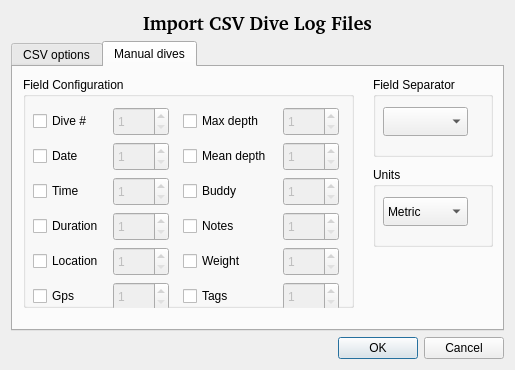
Before: the Qt Designer form qt-ui/divelogimportdialog.ui in subsurface/subsurface, drawn with Qt 5.
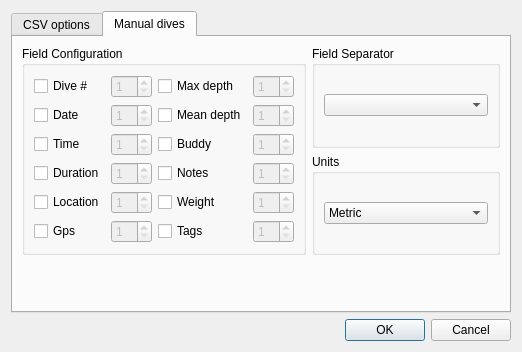
After: the same form once the commit is applied. The open tabs and pages were chosen to show the change. Icons and pictures are not drawn.

Commit message: Fix layout of import CVS

What changed in the file:
```diff
--- a/qt-ui/divelogimportdialog.ui
+++ b/qt-ui/divelogimportdialog.ui
@@ -6,8 +6,8 @@
    <rect>
     <x>0</x>
     <y>0</y>
-    <width>515</width>
-    <height>370</height>
+    <width>522</width>
+    <height>352</height>
    </rect>
   </property>
   <property name="windowTitle">
@@ -19,27 +19,6 @@
    </iconset>
   </property>
   <layout class="QVBoxLayout" name="verticalLayout">
-   <item>
-    <widget class="QLabel" name="label_3">
-     <property name="font">
-      <font>
-       <family>Droid Sans [unknown]</family>
-       <pointsize>14</pointsize>
-       <weight>75</weight>
-       <bold>true</bold>
-      </font>
-     </property>
-     <property name="frameShape">
-      <enum>QFrame::NoFrame</enum>
-     </property>
-     <property name="text">
-      <string>Import CSV Dive Log Files</string>
-     </property>
-     <property name="alignment">
-      <set>Qt::AlignCenter</set>
-     </property>
-    </widget>
-   </item>
    <item>
     <widget class="QTabWidget" name="tabWidget">
      <property name="currentIndex">
@@ -277,423 +256,269 @@
       <attribute name="title">
        <string>Manual dives</string>
       </attribute>
+      <layout class="QGridLayout" name="gridLayout_4">
+       <item row="1" column="1">
+        <widget class="QGroupBox" name="groupBox_6">
+         <property name="title">
+          <string>Units</string>
+         </property>
+         <layout class="QHBoxLayout" name="horizontalLayout_5">
+          <item>
+           <widget class="QComboBox" name="Units">
+            <item>
+             <property name="text">
+              <string>Metric</string>
+             </property>
+            </item>
+            <item>
+             <property name="text">
+              <string>Imperial</string>
+             </property>
+            </item>
+           </widget>
+          </item>
+         </layout>
+        </widget>
+       </item>
+       <item row="0" column="0" rowspan="2">
       <widget class="QGroupBox" name="groupBox">
-       <property name="geometry">
-        <rect>
-         <x>10</x>
-         <y>10</y>
-         <width>331</width>
-         <height>231</height>
-        </rect>
-       </property>
        <property name="title">
         <string>Field Configuration</string>
        </property>
+         <layout class="QGridLayout" name="gridLayout_3">
+          <item row="0" column="0">
        <widget class="QCheckBox" name="DiveNumberCheck">
-        <property name="geometry">
-         <rect>
-          <x>10</x>
-          <y>32</y>
-          <width>81</width>
-          <height>24</height>
-         </rect>
-        </property>
         <property name="text">
          <string>Dive #</string>
         </property>
        </widget>
-       <widget class="QCheckBox" name="DateCheck">
-        <property name="geometry">
-         <rect>
-          <x>10</x>
-          <y>67</y>
-          <width>71</width>
-          <height>24</height>
-         </rect>
-        </property>
-        <property name="text">
-         <string>Date</string>
-        </property>
-       </widget>
-       <widget class="QCheckBox" name="TimeCheck">
-        <property name="geometry">
-         <rect>
-          <x>10</x>
-          <y>102</y>
-          <width>94</width>
-          <height>24</height>
-         </rect>
-        </property>
-        <property name="text">
-         <string>Time</string>
-        </property>
-       </widget>
-       <widget class="QCheckBox" name="DurationCheck">
-        <property name="geometry">
-         <rect>
-          <x>10</x>
-          <y>137</y>
-          <width>94</width>
-          <height>24</height>
-         </rect>
-        </property>
-        <property name="text">
-         <string>Duration</string>
-        </property>
-       </widget>
-       <widget class="QCheckBox" name="TagsCheck">
-        <property name="geometry">
-         <rect>
-          <x>160</x>
-          <y>207</y>
-          <width>94</width>
-          <height>24</height>
-         </rect>
-        </property>
-        <property name="text">
-         <string>Tags</string>
-        </property>
-       </widget>
-       <widget class="QCheckBox" name="LocationCheck">
-        <property name="geometry">
-         <rect>
-          <x>10</x>
-          <y>172</y>
-          <width>94</width>
-          <height>24</height>
-         </rect>
-        </property>
-        <property name="text">
-         <string>Location</string>
-        </property>
-       </widget>
-       <widget class="QCheckBox" name="GpsCheck">
-        <property name="geometry">
-         <rect>
-          <x>10</x>
-          <y>207</y>
-          <width>94</width>
-          <height>24</height>
-         </rect>
-        </property>
-        <property name="text">
-         <string>Gps</string>
-        </property>
-       </widget>
+          </item>
+          <item row="0" column="1">
+           <widget class="QSpinBox" name="DiveNumber">
+            <property name="enabled">
+             <bool>false</bool>
+            </property>
+            <property name="minimum">
+             <number>1</number>
+            </property>
+           </widget>
+          </item>
+          <item row="0" column="2">
        <widget class="QCheckBox" name="MaxDepthCheck">
-        <property name="geometry">
-         <rect>
-          <x>160</x>
-          <y>32</y>
-          <width>94</width>
-          <height>24</height>
-         </rect>
-        </property>
         <property name="text">
          <string>Max depth</string>
         </property>
        </widget>
+          </item>
+          <item row="0" column="3">
+           <widget class="QSpinBox" name="MaxDepth">
+            <property name="enabled">
+             <bool>false</bool>
+            </property>
+            <property name="minimum">
+             <number>1</number>
+            </property>
+           </widget>
+          </item>
+          <item row="1" column="0">
+           <widget class="QCheckBox" name="DateCheck">
+            <property name="text">
+             <string>Date</string>
+            </property>
+           </widget>
+          </item>
+          <item row="1" column="1">
+           <widget class="QSpinBox" name="Date">
+            <property name="enabled">
+             <bool>false</bool>
+            </property>
+            <property name="minimum">
+             <number>1</number>
+            </property>
+           </widget>
+          </item>
+          <item row="1" column="2">
        <widget class="QCheckBox" name="MeanDepthCheck">
-        <property name="geometry">
-         <rect>
-          <x>160</x>
-          <y>67</y>
-          <width>94</width>
-          <height>24</height>
-         </rect>
-        </property>
         <property name="text">
          <string>Mean depth</string>
         </property>
        </widget>
+          </item>
+          <item row="1" column="3">
+           <widget class="QSpinBox" name="MeanDepth">
+            <property name="enabled">
+             <bool>false</bool>
+            </property>
+            <property name="minimum">
+             <number>1</number>
+            </property>
+           </widget>
+          </item>
+          <item row="2" column="0">
+           <widget class="QCheckBox" name="TimeCheck">
+            <property name="text">
+             <string>Time</string>
+            </property>
+           </widget>
+          </item>
+          <item row="2" column="1">
+           <widget class="QSpinBox" name="Time">
+            <property name="enabled">
+             <bool>false</bool>
+            </property>
+            <property name="minimum">
+             <number>1</number>
+            </property>
+           </widget>
+          </item>
+          <item row="2" column="2">
        <widget class="QCheckBox" name="BuddyCheck">
-        <property name="geometry">
-         <rect>
-          <x>160</x>
-          <y>102</y>
-          <width>94</width>
-          <height>24</height>
-         </rect>
-        </property>
         <property name="text">
          <string>Buddy</string>
         </property>
        </widget>
+          </item>
+          <item row="2" column="3">
+           <widget class="QSpinBox" name="Buddy">
+            <property name="enabled">
+             <bool>false</bool>
+            </property>
+            <property name="minimum">
+             <number>1</number>
+            </property>
+           </widget>
+          </item>
+          <item row="3" column="0">
+           <widget class="QCheckBox" name="DurationCheck">
+            <property name="text">
+             <string>Duration</string>
+            </property>
+           </widget>
+          </item>
+          <item row="3" column="1">
+           <widget class="QSpinBox" name="Duration">
+            <property name="enabled">
+             <bool>false</bool>
+            </property>
+            <property name="minimum">
+             <number>1</number>
+            </property>
+           </widget>
+          </item>
+          <item row="3" column="2">
        <widget class="QCheckBox" name="NotesCheck">
-        <property name="geometry">
-         <rect>
-          <x>160</x>
-          <y>137</y>
-          <width>94</width>
-          <height>24</height>
-         </rect>
-        </property>
         <property name="text">
          <string>Notes</string>
         </property>
        </widget>
+          </item>
+          <item row="3" column="3">
+           <widget class="QSpinBox" name="Notes">
+            <property name="enabled">
+             <bool>false</bool>
+            </property>
+            <property name="minimum">
+             <number>1</number>
+            </property>
+           </widget>
+          </item>
+          <item row="4" column="0">
+           <widget class="QCheckBox" name="LocationCheck">
+            <property name="text">
+             <string>Location</string>
+            </property>
+           </widget>
+          </item>
+          <item row="4" column="1">
+           <widget class="QSpinBox" name="Location">
+            <property name="enabled">
+             <bool>false</bool>
+            </property>
+            <property name="minimum">
+             <number>1</number>
+            </property>
+           </widget>
+          </item>
+          <item row="4" column="2">
        <widget class="QCheckBox" name="WeightCheck">
-        <property name="geometry">
-         <rect>
-          <x>160</x>
-          <y>172</y>
-          <width>94</width>
-          <height>24</height>
-         </rect>
-        </property>
         <property name="text">
          <string>Weight</string>
         </property>
        </widget>
-       <widget class="QSpinBox" name="DiveNumber">
-        <property name="enabled">
-         <bool>false</bool>
-        </property>
-        <property name="geometry">
-         <rect>
-          <x>90</x>
-          <y>30</y>
-          <width>56</width>
-          <height>29</height>
-         </rect>
-        </property>
-        <property name="minimum">
-         <number>1</number>
-        </property>
-       </widget>
-       <widget class="QSpinBox" name="Date">
-        <property name="enabled">
-         <bool>false</bool>
-        </property>
-        <property name="geometry">
-         <rect>
-          <x>90</x>
-          <y>65</y>
-          <width>56</width>
-          <height>29</height>
-         </rect>
-        </property>
-        <property name="minimum">
-         <number>1</number>
-        </property>
-       </widget>
-       <widget class="QSpinBox" name="Time">
-        <property name="enabled">
-         <bool>false</bool>
-        </property>
-        <property name="geometry">
-         <rect>
-          <x>90</x>
-          <y>100</y>
-          <width>56</width>
-          <height>29</height>
-         </rect>
-        </property>
-        <property name="minimum">
-         <number>1</number>
-        </property>
-       </widget>
-       <widget class="QSpinBox" name="Duration">
-        <property name="enabled">
-         <bool>false</bool>
-        </property>
-        <property name="geometry">
-         <rect>
-          <x>90</x>
-          <y>135</y>
-          <width>56</width>
-          <height>29</height>
-         </rect>
-        </property>
-        <property name="minimum">
-         <number>1</number>
-        </property>
-       </widget>
-       <widget class="QSpinBox" name="Location">
-        <property name="enabled">
-         <bool>false</bool>
-        </property>
-        <property name="geometry">
-         <rect>
-          <x>90</x>
-          <y>170</y>
-          <width>56</width>
-          <height>29</height>
-         </rect>
-        </property>
-        <property name="minimum">
-         <number>1</number>
-        </property>
-       </widget>
-       <widget class="QSpinBox" name="Gps">
-        <property name="enabled">
-         <bool>false</bool>
-        </property>
-        <property name="geometry">
-         <rect>
-          <x>90</x>
-          <y>205</y>
-          <width>56</width>
-          <height>29</height>
-         </rect>
-        </property>
-        <property name="minimum">
-         <number>1</number>
-        </property>
-       </widget>
-       <widget class="QSpinBox" name="MaxDepth">
-        <property name="enabled">
-         <bool>false</bool>
-        </property>
-        <property name="geometry">
-         <rect>
-          <x>260</x>
-          <y>30</y>
-          <width>56</width>
-          <height>29</height>
-         </rect>
-        </property>
-        <property name="minimum">
-         <number>1</number>
-        </property>
-       </widget>
-       <widget class="QSpinBox" name="Buddy">
-        <property name="enabled">
-         <bool>false</bool>
-        </property>
-        <property name="geometry">
-         <rect>
-          <x>260</x>
-          <y>100</y>
-          <width>56</width>
-          <height>29</height>
-         </rect>
-        </property>
-        <property name="minimum">
-         <number>1</number>
-        </property>
-       </widget>
+          </item>
+          <item row="4" column="3">
        <widget class="QSpinBox" name="Weight">
         <property name="enabled">
          <bool>false</bool>
         </property>
-        <property name="geometry">
-         <rect>
-          <x>260</x>
-          <y>170</y>
-          <width>56</width>
-          <height>29</height>
-         </rect>
-        </property>
+            <property name="minimum">
+             <number>1</number>
+            </property>
+           </widget>
+          </item>
+          <item row="5" column="0">
+           <widget class="QCheckBox" name="GpsCheck">
+            <property name="text">
+             <string>Gps</string>
+            </property>
+           </widget>
+          </item>
+          <item row="5" column="1">
+           <widget class="QSpinBox" name="Gps">
+            <property name="enabled">
+             <bool>false</bool>
+            </property>
         <property name="minimum">
          <number>1</number>
         </property>
        </widget>
+          </item>
+          <item row="5" column="2">
+           <widget class="QCheckBox" name="TagsCheck">
+            <property name="text">
+             <string>Tags</string>
+            </property>
+           </widget>
+          </item>
+          <item row="5" column="3">
        <widget class="QSpinBox" name="Tags">
         <property name="enabled">
          <bool>false</bool>
         </property>
-        <property name="geometry">
-         <rect>
-          <x>260</x>
-          <y>205</y>
-          <width>56</width>
-          <height>29</height>
-         </rect>
-        </property>
         <property name="minimum">
          <number>1</number>
         </property>
        </widget>
-       <widget class="QSpinBox" name="Notes">
-        <property name="enabled">
-         <bool>false</bool>
-        </property>
-        <property name="geometry">
-         <rect>
-          <x>260</x>
-          <y>135</y>
-          <width>56</width>
-          <height>29</height>
-         </rect>
-        </property>
-        <property name="minimum">
-         <number>1</number>
-        </property>
-       </widget>
-       <widget class="QSpinBox" name="MeanDepth">
-        <property name="enabled">
-         <bool>false</bool>
-        </property>
-        <property name="geometry">
-         <rect>
-          <x>260</x>
-          <y>65</y>
-          <width>56</width>
-          <height>29</height>
-         </rect>
-        </property>
-        <property name="minimum">
-         <number>1</number>
-        </property>
-       </widget>
-      </widget>
+          </item>
+         </layout>
+        </widget>
+       </item>
+       <item row="0" column="1">
       <widget class="QGroupBox" name="groupBox_5">
-       <property name="geometry">
-        <rect>
-         <x>360</x>
-         <y>10</y>
-         <width>120</width>
-         <height>80</height>
-        </rect>
-       </property>
        <property name="title">
         <string>Field Separator</string>
        </property>
-       <widget class="QComboBox" name="ManualSeparator">
-        <property name="geometry">
-         <rect>
-          <x>10</x>
-          <y>30</y>
-          <width>85</width>
-          <height>29</height>
-         </rect>
-        </property>
-       </widget>
-      </widget>
-      <widget class="QGroupBox" name="groupBox_6">
-       <property name="geometry">
-        <rect>
-         <x>360</x>
-         <y>100</y>
-         <width>120</width>
-         <height>80</height>
-        </rect>
-       </property>
-       <property name="title">
-        <string>Units</string>
-       </property>
-       <widget class="QComboBox" name="Units">
-        <property name="geometry">
-         <rect>
-          <x>10</x>
-          <y>30</y>
-          <width>85</width>
-          <height>29</height>
-         </rect>
-        </property>
-        <item>
-         <property name="text">
-          <string>Metric</string>
-         </property>
-        </item>
-        <item>
-         <property name="text">
-          <string>Imperial</string>
-         </property>
-        </item>
-       </widget>
-      </widget>
+         <layout class="QHBoxLayout" name="horizontalLayout">
+          <item>
+           <widget class="QComboBox" name="ManualSeparator"/>
+          </item>
+         </layout>
+        </widget>
+       </item>
+       <item row="2" column="1">
+        <spacer name="verticalSpacer_2">
+         <property name="orientation">
+          <enum>Qt::Vertical</enum>
+         </property>
+         <property name="sizeHint" stdset="0">
+          <size>
+           <width>20</width>
+           <height>40</height>
+          </size>
+         </property>
+        </spacer>
+       </item>
+      </layout>
      </widget>
     </widget>
    </item>
```
Left out of the diff: 251 changed lines with no effect on the pictures. Lines whose indentation alone changed are shown as unchanged.
